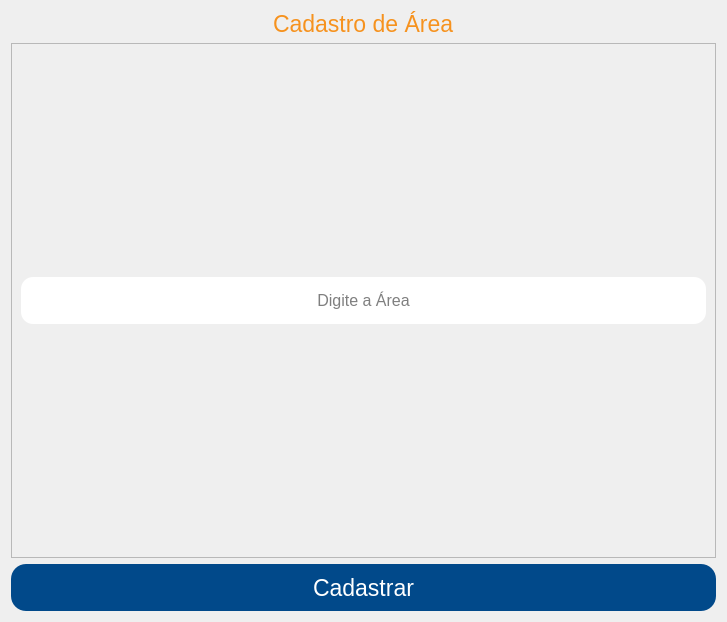
The window that App/view/ui/cadastroArea.ui (Senac-SOR-ADS/Mapa-de-Sala) describes before a commit, drawn with Qt 5.
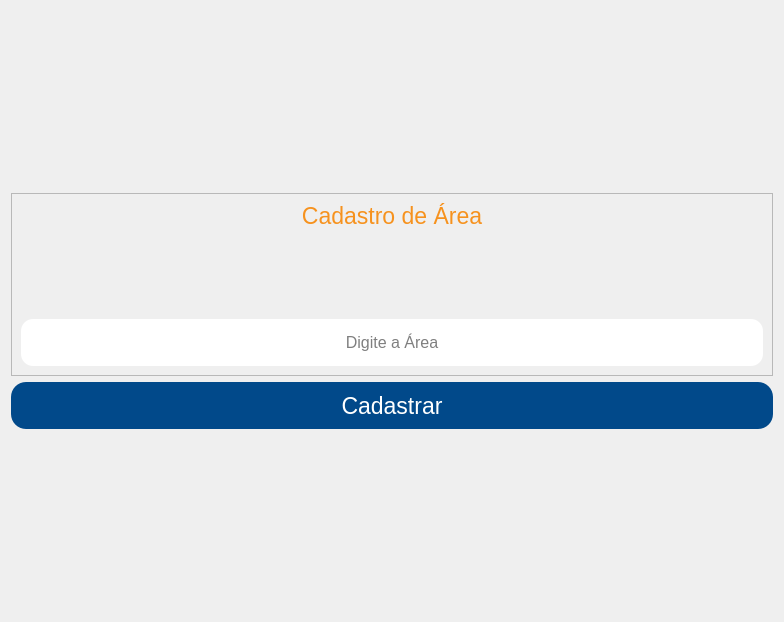
The same window after the commit.

Commit message:
Desenvolvimento das telas
Arrumando layouts indefinidos aos quais antes não estavam sendo responsivos com base do tamanho da tela (em desenvolvimento!)

Diff of the .ui file:
```diff
--- a/App/view/ui/cadastroArea.ui
+++ b/App/view/ui/cadastroArea.ui
@@ -6,26 +6,26 @@
    <rect>
     <x>0</x>
     <y>0</y>
-    <width>727</width>
+    <width>780</width>
     <height>622</height>
    </rect>
   </property>
   <property name="sizePolicy">
-   <sizepolicy hsizetype="Fixed" vsizetype="Fixed">
+   <sizepolicy hsizetype="Preferred" vsizetype="Preferred">
     <horstretch>0</horstretch>
     <verstretch>0</verstretch>
    </sizepolicy>
   </property>
   <property name="minimumSize">
    <size>
-    <width>727</width>
-    <height>622</height>
+    <width>0</width>
+    <height>0</height>
    </size>
   </property>
   <property name="maximumSize">
    <size>
-    <width>727</width>
-    <height>622</height>
+    <width>16777215</width>
+    <height>16777215</height>
    </size>
   </property>
   <property name="windowTitle">
@@ -60,22 +60,23 @@
 }</string>
   </property>
   <layout class="QVBoxLayout" name="verticalLayout_2">
-   <item alignment="Qt::AlignHCenter|Qt::AlignTop">
-    <widget class="QLabel" name="titulo">
-     <property name="font">
-      <font>
-       <pointsize>17</pointsize>
-      </font>
+   <item>
+    <spacer name="verticalSpacer">
+     <property name="orientation">
+      <enum>Qt::Vertical</enum>
      </property>
-     <property name="text">
-      <string>Cadastro de Área</string>
+     <property name="sizeHint" stdset="0">
+      <size>
+       <width>20</width>
+       <height>40</height>
+      </size>
      </property>
-    </widget>
+    </spacer>
    </item>
    <item>
     <widget class="QFrame" name="frame">
      <property name="sizePolicy">
-      <sizepolicy hsizetype="Expanding" vsizetype="Expanding">
+      <sizepolicy hsizetype="Preferred" vsizetype="Expanding">
        <horstretch>0</horstretch>
        <verstretch>0</verstretch>
       </sizepolicy>
@@ -87,6 +88,34 @@
       <enum>QFrame::Raised</enum>
      </property>
      <layout class="QVBoxLayout" name="verticalLayout">
+      <item>
+       <widget class="QLabel" name="titulo">
+        <property name="font">
+         <font>
+          <pointsize>17</pointsize>
+         </font>
+        </property>
+        <property name="text">
+         <string>Cadastro de Área</string>
+        </property>
+        <property name="alignment">
+         <set>Qt::AlignCenter</set>
+        </property>
+       </widget>
+      </item>
+      <item>
+       <spacer name="verticalSpacer_2">
+        <property name="orientation">
+         <enum>Qt::Vertical</enum>
+        </property>
+        <property name="sizeHint" stdset="0">
+         <size>
+          <width>20</width>
+          <height>40</height>
+         </size>
+        </property>
+       </spacer>
+      </item>
       <item>
        <widget class="QLineEdit" name="cadastrarArea">
         <property name="sizePolicy">
@@ -120,14 +149,14 @@
    <item>
     <widget class="QPushButton" name="btnCadastrarArea">
      <property name="sizePolicy">
-      <sizepolicy hsizetype="Expanding" vsizetype="Fixed">
+      <sizepolicy hsizetype="Minimum" vsizetype="Fixed">
        <horstretch>0</horstretch>
        <verstretch>0</verstretch>
       </sizepolicy>
      </property>
      <property name="minimumSize">
       <size>
-       <width>0</width>
+       <width>762</width>
        <height>47</height>
       </size>
      </property>
@@ -141,6 +170,19 @@
      </property>
     </widget>
    </item>
+   <item>
+    <spacer name="verticalSpacer_3">
+     <property name="orientation">
+      <enum>Qt::Vertical</enum>
+     </property>
+     <property name="sizeHint" stdset="0">
+      <size>
+       <width>20</width>
+       <height>40</height>
+      </size>
+     </property>
+    </spacer>
+   </item>
   </layout>
  </widget>
  <resources/>
```
The commit also changes 7 other files.
